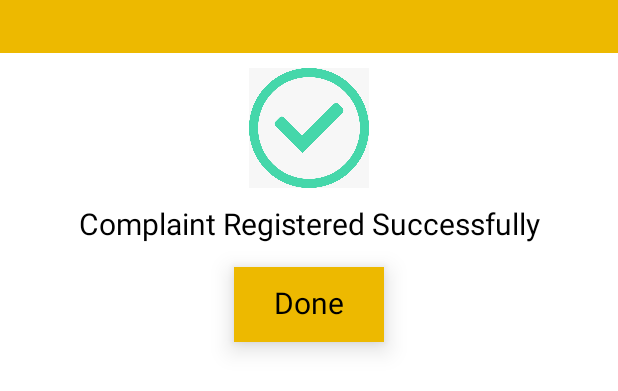
After one commit to Kedar200/Hypertext-Assassins, an Android app: the layout dialog_finish.xml on its own in the app's theme, with its tools: preview values and no code run, on a phone screen of 412 x 824 dp. The commit adds this screen. Shown: the top 391 px of the screen. Run offline under Robolectric (Android 15) with nearby library versions, the phone set to English and light mode, and no system bars; Roboto replaces fonts that are not available here.

Commit message:
Your Compalints updated

```diff
--- a/app/src/main/java/com/example/hypertextassassins/dashboard.java
+++ b/app/src/main/java/com/example/hypertextassassins/dashboard.java
@@ -127,6 +127,12 @@ public class dashboard extends AppCompatActivity{
                         drawer_layout.close();
                         break;
 
+
+                    case R.id.your_complaint:
+                        Log.d("Hello","home");
+                        startActivity(new Intent(dashboard.this,complaints.class));
+                        break;
+
                     case R.id.logout:
                         Log.d("Hello","Signed out");
                         FirebaseAuth.getInstance().signOut();
--- /dev/null
+++ b/app/src/main/res/drawable/ic_baseline_list_24.xml
@@ -0,0 +1,5 @@
+<vector android:height="24dp" android:tint="#000000"
+    android:viewportHeight="24" android:viewportWidth="24"
+    android:width="24dp" xmlns:android="http://schemas.android.com/apk/res/android">
+    <path android:fillColor="@android:color/white" android:pathData="M3,13h2v-2L3,11v2zM3,17h2v-2L3,15v2zM3,9h2L5,7L3,7v2zM7,13h14v-2L7,11v2zM7,17h14v-2L7,15v2zM7,7v2h14L21,7L7,7z"/>
+</vector>
--- /dev/null
+++ b/app/src/main/res/layout/dialog_finish.xml
@@ -0,0 +1,41 @@
+<?xml version="1.0" encoding="utf-8"?>
+<LinearLayout xmlns:android="http://schemas.android.com/apk/res/android"
+    android:orientation="vertical"
+    android:layout_width="match_parent"
+    android:layout_height="match_parent">
+    <ImageView
+        android:layout_width="match_parent"
+        android:layout_height="35dp"
+        android:background="#EDB900"
+        android:padding="10dp"></ImageView>
+
+    <ImageView
+        android:layout_width="wrap_content"
+        android:layout_height="100dp"
+        android:src="@drawable/complete"
+        android:padding="10dp"></ImageView>
+
+
+    <TextView
+        android:layout_width="match_parent"
+        android:layout_height="wrap_content"
+        android:text="Complaint Registered Successfully"
+        android:textAlignment="center"
+        android:textColor="@color/black"
+        android:textSize="20dp"
+        android:paddingBottom="15dp"></TextView>
+
+    <TextView
+        android:id="@+id/done"
+        android:layout_width="100dp"
+        android:layout_height="50dp"
+        android:layout_gravity="center"
+        android:text="Done"
+        android:elevation="10dp"
+        android:paddingTop="10dp"
+        android:textAlignment="center"
+        android:textSize="20dp"
+        android:textColor="@color/black"
+        android:background="#EDB900"></TextView>
+
+</LinearLayout>
--- a/app/src/main/res/menu/navigation_bar.xml
+++ b/app/src/main/res/menu/navigation_bar.xml
@@ -13,6 +13,11 @@
             android:title="Hostel Management">
         </item>
 
+        <item android:id="@+id/your_complaint"
+              android:title="Your Complaint"
+              android:icon="@drawable/ic_baseline_list_24">
+        </item>
+
         <item android:id="@+id/logout"
             android:icon="@drawable/ic_baseline_logout_24"
             android:title="Logout">
```
Also changed, not shown: app/src/main/AndroidManifest.xml (+4 -4 lines), app/src/main/java/com/example/hypertextassassins/CustomAdapter.java (added, +96 -0 lines), app/src/main/java/com/example/hypertextassassins/Login.java (+11 -0 lines), app/src/main/java/com/example/hypertextassassins/complainform.java (+27 -2 lines), app/src/main/java/com/example/hypertextassassins/complaints.java (added, +97 -0 lines), app/src/main/res/layout/activity_complaints.xml (added, +23 -0 lines), app/src/main/res/layout/dialog_load.xml (added, +38 -0 lines), app/src/main/res/layout/list_item_view.xml (added, +46 -0 lines), app/src/main/res/drawable/complete.png (added).
